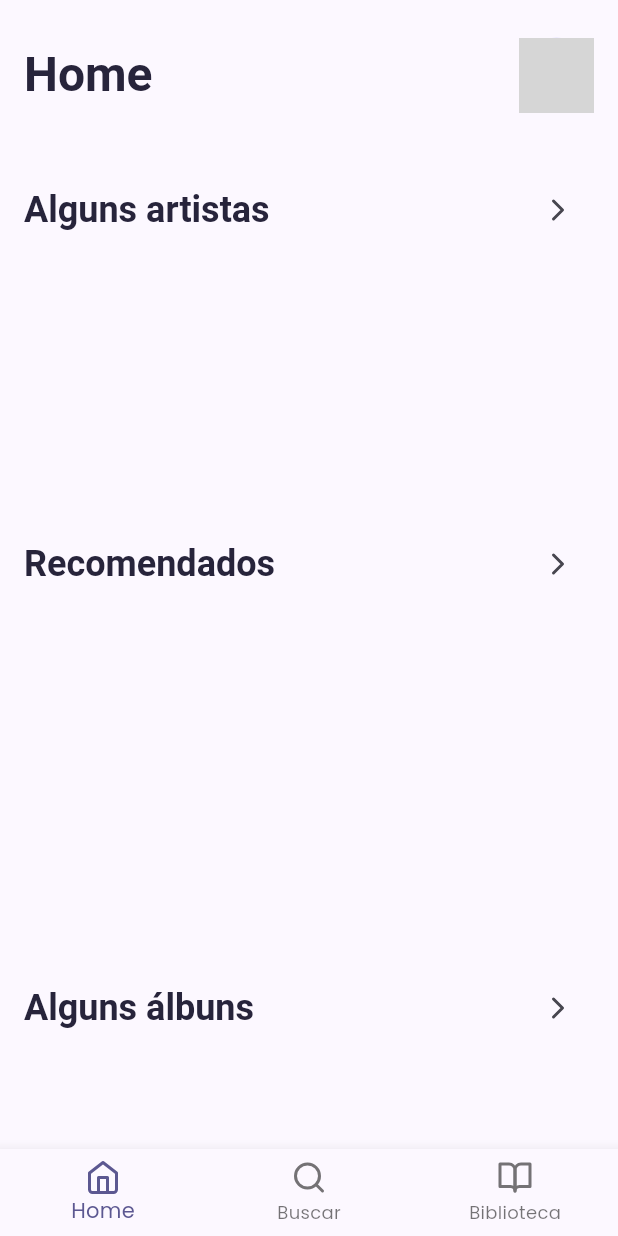
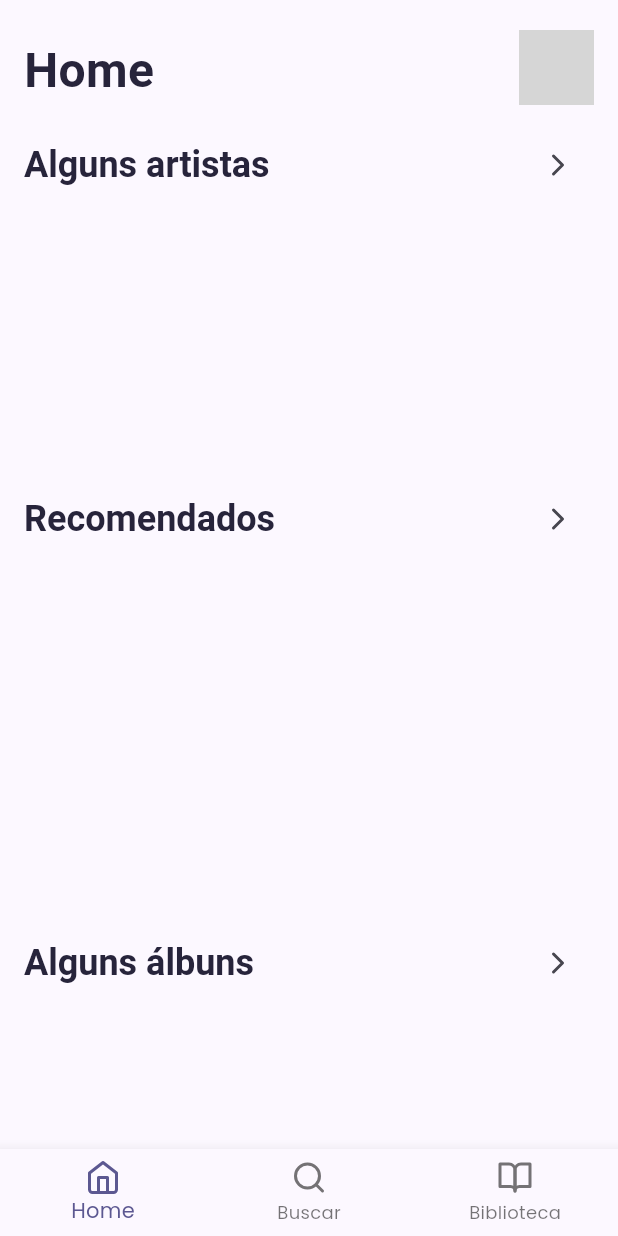
Before and after one commit to josereia/symphony-mobile, a Flutter app: the screen it shows once a user with an empty profile is signed in, on a phone screen of 412 x 824 dp. Run offline on Flutter 3.47's test engine with Material 2 defaults, Android fonts, the phone set to English and light mode, and no system bars; our stand-ins replace audio_video_progress_bar, cloud_firestore, firebase_auth, firebase_core, flutter_feather_icons, get and 5 more; accounts and stored records are empty; network calls fail; grey boxes are pictures that could not be loaded.

Commit message:
Ajustes no header e design no geral; Função repeat e Seekto ao clicar na progressbar.

```diff
--- a/lib/main.dart
+++ b/lib/main.dart
@@ -37,7 +37,7 @@ class MyApp extends StatelessWidget {
       initialRoute: AppRoutes.login,
       initialBinding: FirebaseBinding(),
       theme: LightTheme().getThemeData(),
-      darkTheme: DarkTheme().getThemeData(),
+      //darkTheme: DarkTheme().getThemeData(),
       locale: const Locale("pt", "BR"),
       debugShowCheckedModeBanner: false,
     );
--- a/lib/ui/pages/home_page.dart
+++ b/lib/ui/pages/home_page.dart
@@ -39,9 +39,9 @@ class HomePage extends GetView<HomeController> {
           ),
         ],
       ),
-      body: Padding(
-        padding: const EdgeInsets.only(top: 16, left: 16, right: 16),
-        child: SingleChildScrollView(
+      body: SingleChildScrollView(
+        padding:
+            const EdgeInsets.only(left: 16, right: 16, top: 16, bottom: 100),
         child: Column(
           children: [
             Obx(
@@ -72,7 +72,6 @@ class HomePage extends GetView<HomeController> {
           ],
         ),
       ),
-      ),
     );
   }
 }
--- a/lib/ui/theme/app_theme.dart
+++ b/lib/ui/theme/app_theme.dart
@@ -23,7 +23,6 @@ class LightTheme {
   ThemeData getThemeData() {
     return theme.copyWith(
       appBarTheme: AppBarTheme(
-        toolbarHeight: 100,
         toolbarTextStyle: theme.textTheme.headlineLarge,
         backgroundColor: theme.scaffoldBackgroundColor,
         surfaceTintColor: theme.scaffoldBackgroundColor,
--- a/lib/ui/widgets/header_widget.dart
+++ b/lib/ui/widgets/header_widget.dart
@@ -11,23 +11,27 @@ class HeaderWidget extends StatelessWidget with PreferredSizeWidget {
     Key? key,
     required this.title,
     this.actions,
-  })  : preferredSize = const Size.fromHeight(100),
+  })  : preferredSize = const Size.fromHeight(70),
         super(key: key);
 
   @override
   Widget build(BuildContext context) {
-    return AppBar(
-      title: Text(
-        title,
-        style: Theme.of(context).appBarTheme.toolbarTextStyle,
+    return Container(
+      padding: const EdgeInsets.symmetric(horizontal: 16),
+      alignment: Alignment.bottomCenter,
+      child: Row(
+        crossAxisAlignment: CrossAxisAlignment.end,
+        mainAxisAlignment: MainAxisAlignment.spaceBetween,
+        children: [
+          Text(
+            title,
+            style: Theme.of(context).appBarTheme.toolbarTextStyle,
+          ),
+          Row(
+            children: actions ?? [],
+          ),
+        ],
       ),
-      actions: [
-        Padding(
-            padding: const EdgeInsets.symmetric(horizontal: 16),
-            child: Row(
-              children: actions ?? [],
-            ))
-      ],
     );
   }
 }
--- a/lib/ui/widgets/lists/song_list.dart
+++ b/lib/ui/widgets/lists/song_list.dart
@@ -48,7 +48,7 @@ class SongList extends StatelessWidget {
             itemBuilder: (context, index) {
               return InkWell(
                 onTap: () {
-                  playerController.play(data, index);
+                  playerController.play(data, index, title);
                 },
                 borderRadius: BorderRadius.circular(16),
                 child: Column(
```
Also changed, not shown: lib/controller/player_controller.dart (+22 -3 lines), lib/ui/pages/library_page.dart (+7 -7 lines), lib/ui/pages/root_page.dart (+6 -4 lines), lib/ui/pages/search_page.dart (+3 -5 lines), lib/ui/widgets/modal_player_widget.dart (+20 -9 lines), pubspec.lock. Lines whose indentation alone changed are shown as unchanged.
